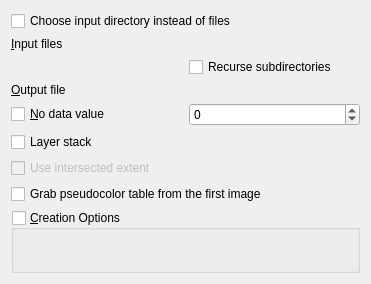
The window that python/plugins/GdalTools/tools/widgetMerge.ui (qgis/QGIS) describes before a commit, drawn with Qt 5.
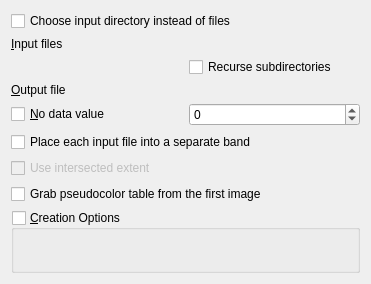
The same window after the commit. Custom widgets are drawn as their Qt base class.

Commit message: [processing][gdaltools] reword merge option (fix #8519)

```diff
--- a/python/plugins/GdalTools/tools/widgetMerge.ui
+++ b/python/plugins/GdalTools/tools/widgetMerge.ui
@@ -84,7 +84,7 @@
    <item>
     <widget class="QCheckBox" name="separateCheck">
      <property name="text">
-      <string>Layer stack</string>
+      <string>Place each input file into a separate band</string>
      </property>
     </widget>
    </item>
```
The commit also changes 1 other file.
